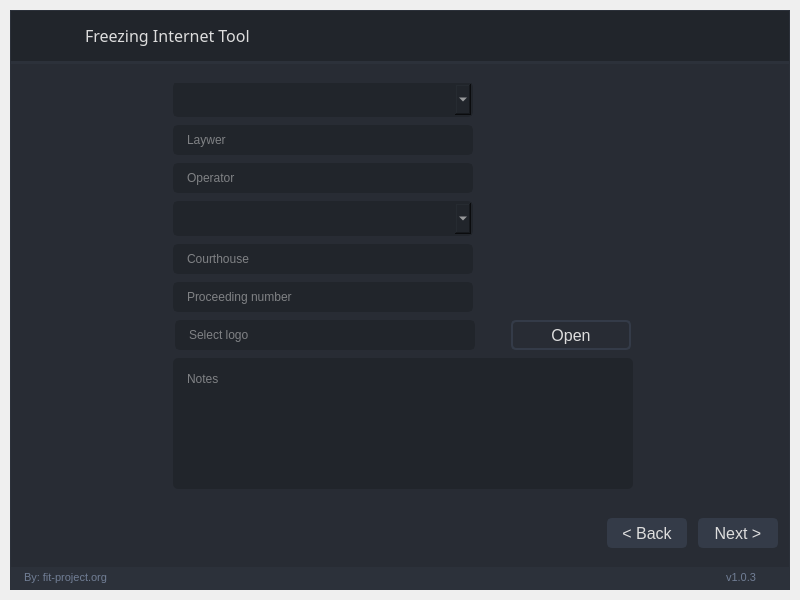
First picture: the form in ui/wizard/wizard.ui, repository fit-project/fit, before the edit.
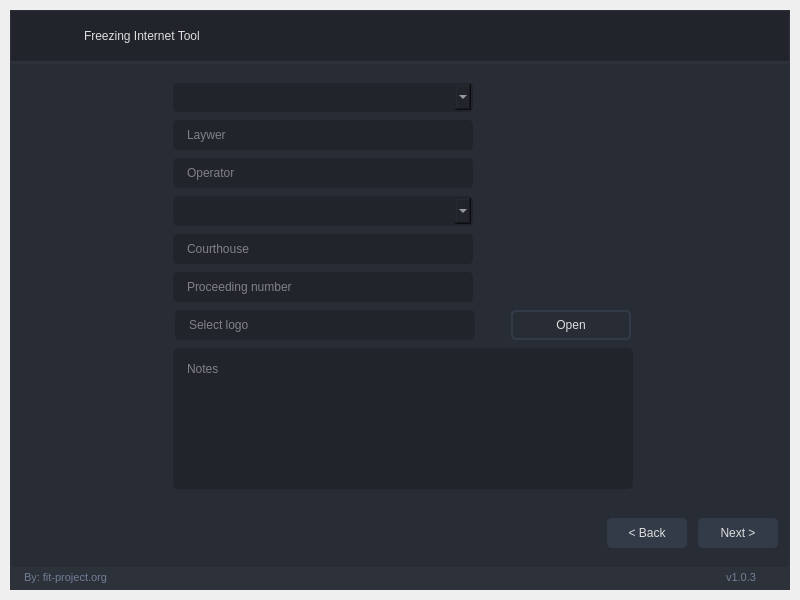
Second picture: the form after the edit. Icons and pictures are not drawn.

Commit message: modify font pointsize to pixel

```diff
--- a/ui/wizard/wizard.ui
+++ b/ui/wizard/wizard.ui
@@ -21,15 +21,6 @@
    <string>FIT Wizard</string>
   </property>
   <widget class="QWidget" name="styleSheet">
-   <property name="font">
-    <font>
-     <family>Segoe UI</family>
-     <pointsize>12</pointsize>
-     <weight>50</weight>
-     <italic>false</italic>
-     <bold>false</bold>
-    </font>
-   </property>
    <property name="styleSheet">
     <string notr="true">
 
@@ -751,15 +742,6 @@
                     <height>45</height>
                    </size>
                   </property>
-                  <property name="font">
-                   <font>
-                    <family>Segoe UI Semibold</family>
-                    <pointsize>12</pointsize>
-                    <weight>7</weight>
-                    <italic>false</italic>
-                    <bold>false</bold>
-                   </font>
-                  </property>
                   <property name="text">
                    <string>Freezing Internet Tool</string>
                   </property>
@@ -1069,15 +1051,6 @@
                                <height>16777215</height>
                               </size>
                              </property>
-                             <property name="font">
-                              <font>
-                               <family>Segoe UI</family>
-                               <pointsize>12</pointsize>
-                               <weight>50</weight>
-                               <italic>false</italic>
-                               <bold>false</bold>
-                              </font>
-                             </property>
                              <property name="autoFillBackground">
                               <bool>false</bool>
                              </property>
@@ -1156,15 +1129,6 @@
                                <height>16777215</height>
                               </size>
                              </property>
-                             <property name="font">
-                              <font>
-                               <family>Segoe UI</family>
-                               <pointsize>12</pointsize>
-                               <weight>50</weight>
-                               <italic>false</italic>
-                               <bold>false</bold>
-                              </font>
-                             </property>
                              <property name="mouseTracking">
                               <bool>true</bool>
                              </property>
@@ -1332,15 +1296,6 @@
                                   <height>16777215</height>
                                  </size>
                                 </property>
-                                <property name="font">
-                                 <font>
-                                  <family>Segoe UI</family>
-                                  <pointsize>12</pointsize>
-                                  <weight>50</weight>
-                                  <italic>false</italic>
-                                  <bold>false</bold>
-                                 </font>
-                                </property>
                                 <property name="cursor">
                                  <cursorShape>PointingHandCursor</cursorShape>
                                 </property>
@@ -2368,15 +2323,6 @@
                           <height>30</height>
                          </size>
                         </property>
-                        <property name="font">
-                         <font>
-                          <family>Segoe UI</family>
-                          <pointsize>12</pointsize>
-                          <weight>50</weight>
-                          <italic>false</italic>
-                          <bold>false</bold>
-                         </font>
-                        </property>
                         <property name="cursor">
                          <cursorShape>PointingHandCursor</cursorShape>
                         </property>
@@ -2415,15 +2361,6 @@
                           <height>30</height>
                          </size>
                         </property>
-                        <property name="font">
-                         <font>
-                          <family>Segoe UI</family>
-                          <pointsize>12</pointsize>
-                          <weight>50</weight>
-                          <italic>false</italic>
-                          <bold>false</bold>
-                         </font>
-                        </property>
                         <property name="cursor">
                          <cursorShape>PointingHandCursor</cursorShape>
                         </property>
```
Left out of the diff: 17 changed lines with no effect on the pictures.
